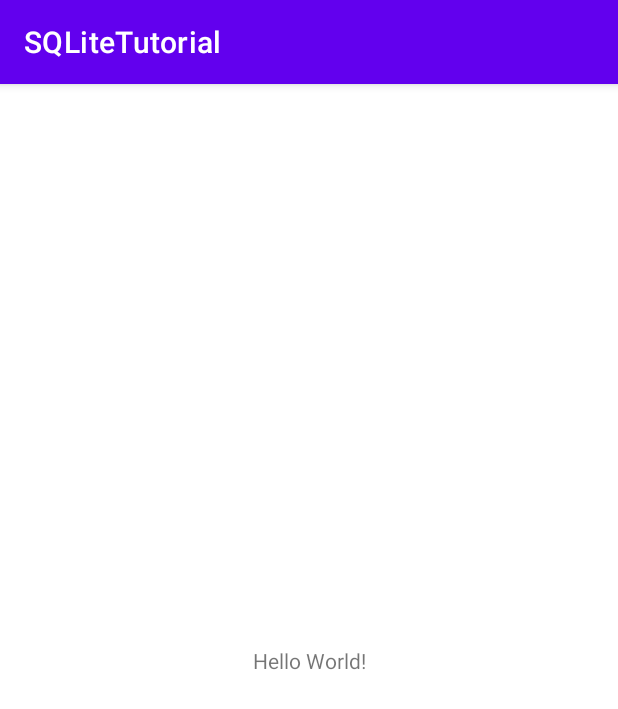
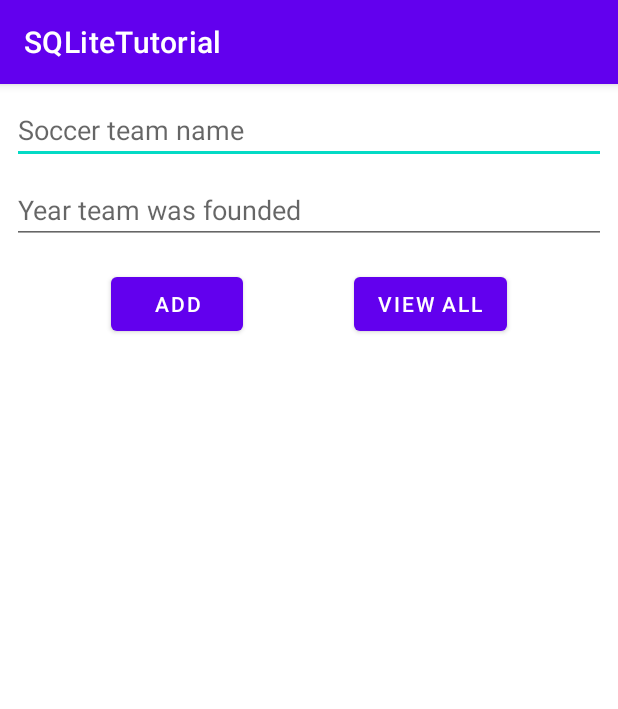
Before and after one commit to eduardogeisel/SQLiteAS, an Android app: the screen it shows after launch (MainActivity), on a phone screen of 412 x 824 dp. Shown: the top 709 px of the screen. Run offline under Robolectric (Android 15) with nearby library versions, the phone set to English and light mode, and no system bars.

Commit message:
Finished layout

```diff
--- /dev/null
+++ b/app/src/main/java/com/example/sqlitetutorial/TeamModel.java
@@ -0,0 +1,4 @@
+package com.example.sqlitetutorial;
+
+public class TeamModel {
+}
--- a/app/src/main/res/layout/activity_main.xml
+++ b/app/src/main/res/layout/activity_main.xml
@@ -6,13 +6,61 @@
     android:layout_height="match_parent"
     tools:context=".MainActivity">
 
-    <TextView
+    <EditText
+        android:id="@+id/etSoccerTeamName"
+        android:layout_width="0dp"
+        android:layout_height="wrap_content"
+        android:layout_marginStart="8dp"
+        android:layout_marginTop="8dp"
+        android:layout_marginEnd="8dp"
+        android:ems="10"
+        android:inputType="textPersonName"
+        app:layout_constraintEnd_toEndOf="parent"
+        app:layout_constraintStart_toStartOf="parent"
+        app:layout_constraintTop_toTopOf="parent"
+        android:hint="@string/soccer_team"/>
+
+    <EditText
+        android:id="@+id/etYear"
+        android:layout_width="0dp"
+        android:layout_height="wrap_content"
+        android:layout_marginStart="8dp"
+        android:layout_marginTop="8dp"
+        android:layout_marginEnd="8dp"
+        android:ems="10"
+        android:inputType="number"
+        app:layout_constraintEnd_toEndOf="parent"
+        app:layout_constraintStart_toStartOf="parent"
+        app:layout_constraintTop_toBottomOf="@+id/etSoccerTeamName"
+        android:hint="@string/year_founded"/>
+
+    <Button
+        android:id="@+id/btn_add"
         android:layout_width="wrap_content"
         android:layout_height="wrap_content"
-        android:text="Hello World!"
+        android:layout_marginTop="16dp"
+        android:text="@string/add"
+        app:layout_constraintEnd_toStartOf="@+id/btn_viewAll"
+        app:layout_constraintStart_toStartOf="parent"
+        app:layout_constraintTop_toBottomOf="@+id/etYear" />
+
+    <Button
+        android:id="@+id/btn_viewAll"
+        android:layout_width="wrap_content"
+        android:layout_height="wrap_content"
+        android:layout_marginTop="16dp"
+        android:text="@string/view_all"
+        app:layout_constraintEnd_toEndOf="parent"
+        app:layout_constraintStart_toEndOf="@+id/btn_add"
+        app:layout_constraintTop_toBottomOf="@+id/etYear" />
+
+    <ListView
+        android:id="@+id/lv_teamList"
+        android:layout_width="0dp"
+        android:layout_height="0dp"
         app:layout_constraintBottom_toBottomOf="parent"
-        app:layout_constraintLeft_toLeftOf="parent"
-        app:layout_constraintRight_toRightOf="parent"
-        app:layout_constraintTop_toTopOf="parent" />
+        app:layout_constraintEnd_toEndOf="parent"
+        app:layout_constraintStart_toStartOf="parent"
+        app:layout_constraintTop_toBottomOf="@+id/btn_add" />
 
 </androidx.constraintlayout.widget.ConstraintLayout>
--- a/app/src/main/res/values/strings.xml
+++ b/app/src/main/res/values/strings.xml
@@ -1,3 +1,7 @@
 <resources>
     <string name="app_name">SQLiteTutorial</string>
+    <string name="soccer_team">Soccer team name</string>
+    <string name="year_founded">Year team was founded</string>
+    <string name="add">Add</string>
+    <string name="view_all">View All</string>
 </resources>
```
